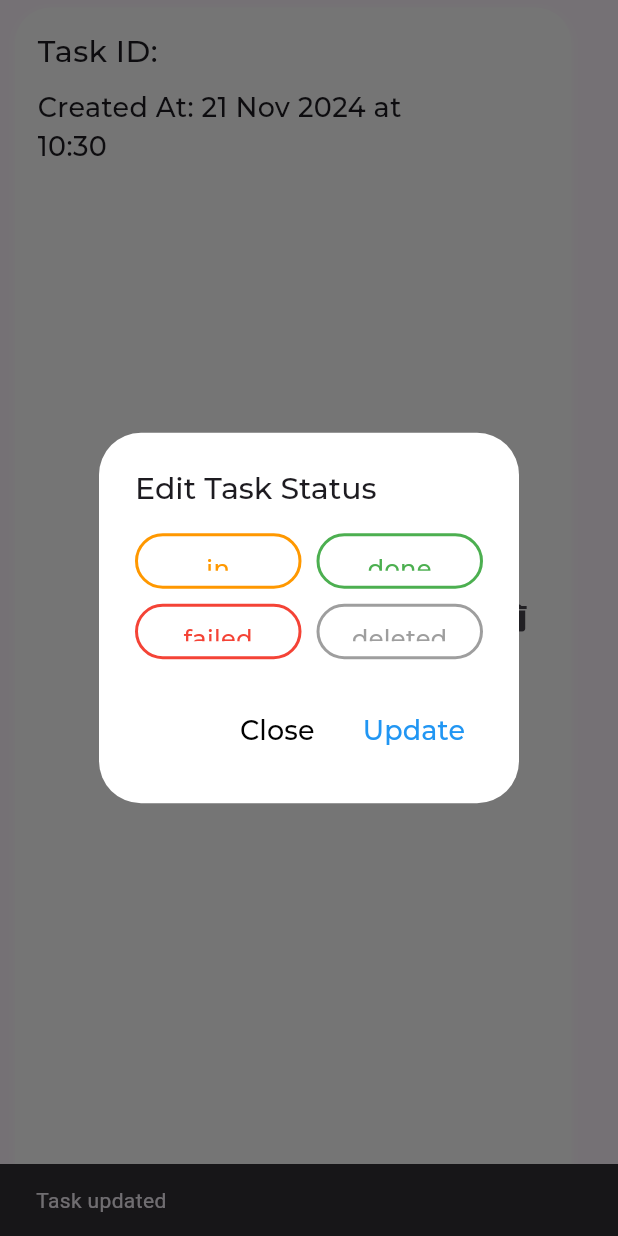
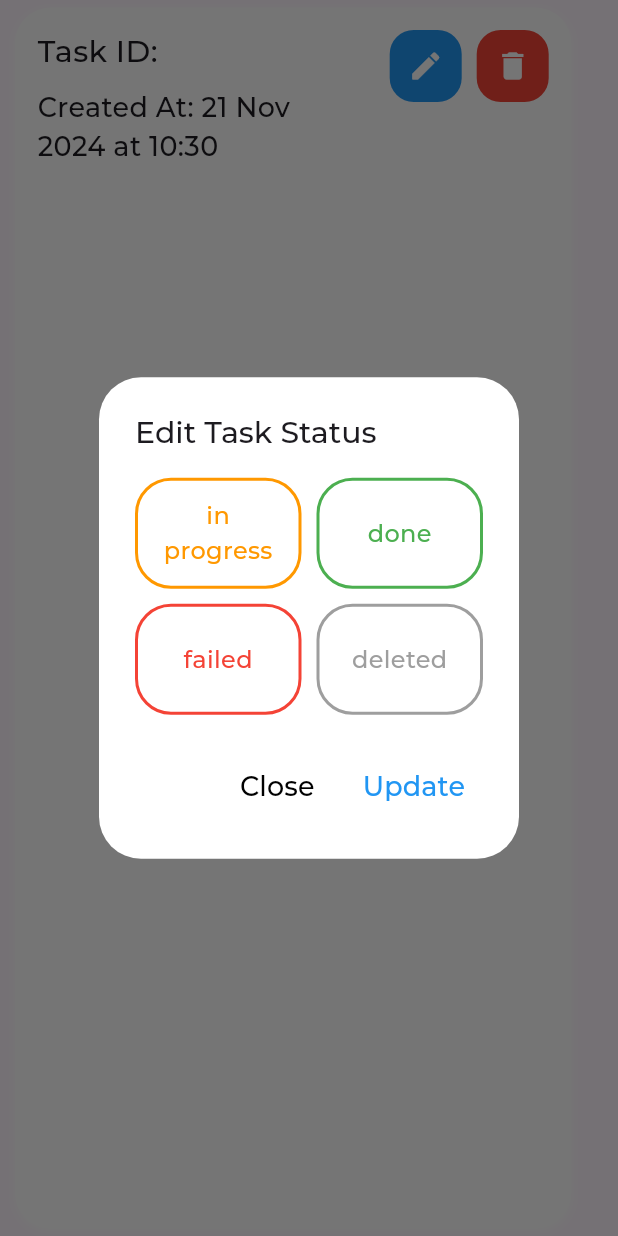
Before and after one commit to ramilsalihar/dynamic_ui, a Flutter app: the TaskCard widget shown alone on an empty page, opened directly with empty values, after a tap on the "mode edit outline" icon, on a phone screen of 412 x 824 dp. Run offline on Flutter 3.47's test engine with Material 3 defaults, Android fonts, the light colour scheme and no system bars; our stand-ins replace cloud_firestore, firebase_core, flutter_riverpod, get_it, google_fonts; accounts and stored records are empty.

Commit message:
icons update

```diff
--- a/lib/app.dart
+++ b/lib/app.dart
@@ -28,10 +28,12 @@ class AppState extends ConsumerState<App> {
       home: DefaultTabController(
         length: 2,
         child: Scaffold(
+          backgroundColor: backgroundColor,
           body: Column(
             children: [
               Container(
                 color: backgroundColor,
+                margin: const EdgeInsets.only(top: kToolbarHeight),
                 child: TabBar(
                   dividerColor: Colors.transparent,
                   indicatorColor: Colors.transparent,
--- a/lib/core/mixin/dialog_helper.dart
+++ b/lib/core/mixin/dialog_helper.dart
@@ -154,6 +154,9 @@ mixin DialogHelper {
               TextButton(
                 onPressed: () {
                   onEdit(controller.text);
+                  ScaffoldMessenger.of(context).showSnackBar(
+                    const SnackBar(content: Text('Task updated')),
+                  );
                   Navigator.pop(context);
                 },
                 child: Text(
--- a/lib/widgets/status_picker.dart
+++ b/lib/widgets/status_picker.dart
@@ -38,18 +38,19 @@ class _StatusPickerState extends ConsumerState<StatusPicker> {
     final statusOptions = ['in progress', 'done', 'failed', 'deleted'];
 
     return SizedBox(
-      width: size.width * 0.4,
+      width: size.width * 0.5,
       child: GridView.builder(
         shrinkWrap: true,
         gridDelegate: const SliverGridDelegateWithFixedCrossAxisCount(
           crossAxisCount: 2,
           crossAxisSpacing: 10,
           mainAxisSpacing: 10,
-          childAspectRatio: 3,
+          childAspectRatio: 1.5,
         ),
         itemCount: statusOptions.length,
         itemBuilder: (context, index) {
           final status = statusOptions[index];
+          print('status: $status');
           final isSelected = status == selectedStatus;
 
           return GestureDetector(
--- a/lib/widgets/task_card.dart
+++ b/lib/widgets/task_card.dart
@@ -50,9 +50,10 @@ class TaskCard extends ConsumerWidget with DialogHelper {
           padding: const EdgeInsets.all(15.0),
           child: Row(
             mainAxisAlignment: MainAxisAlignment.spaceBetween,
+            crossAxisAlignment: CrossAxisAlignment.start,
             children: [
               SizedBox(
-                width: size.width * 0.6,
+                width: size.width * 0.5,
                 child: Column(
                   crossAxisAlignment: CrossAxisAlignment.start,
                   children: [
@@ -94,9 +95,18 @@ class TaskCard extends ConsumerWidget with DialogHelper {
               ),
               Row(
                 mainAxisAlignment: MainAxisAlignment.end,
+                crossAxisAlignment: CrossAxisAlignment.start,
                 children: [
-                  IconButton(
-                    icon: const Icon(Icons.mode_edit_outline_rounded),
+                  Container(
+                    decoration: BoxDecoration(
+                      color: Colors.blue,
+                      borderRadius: BorderRadius.circular(16),
+                    ),
+                    child: IconButton(
+                      icon: const Icon(
+                        Icons.mode_edit_outline_rounded,
+                        color: Colors.white,
+                      ),
                       onPressed: () async {
                         showTaskEditDialog(
                           context,
@@ -109,20 +119,28 @@ class TaskCard extends ConsumerWidget with DialogHelper {
                             );
                           },
                         );
-                      ScaffoldMessenger.of(context).showSnackBar(
-                        const SnackBar(content: Text('Task updated')),
-                      );
                       },
                     ),
+                  ),
+                  const SizedBox(width: 10),
                   if (task.status != 'deleted')
-                    IconButton(
-                      icon: const Icon(Icons.delete),
+                    Container(
+                      decoration: BoxDecoration(
+                        color: Colors.red,
+                        borderRadius: BorderRadius.circular(16),
+                      ),
+                      child: IconButton(
+                        icon: const Icon(
+                          Icons.delete,
+                          color: Colors.white,
+                        ),
                         onPressed: () async {
                           await taskNotifier.deleteTask(task.taskId);
                           ScaffoldMessenger.of(context).showSnackBar(
                             const SnackBar(content: Text('Task deleted')),
                           );
                         },
+                      ),
                     ),
                 ],
               ),
--- a/pubspec.yaml
+++ b/pubspec.yaml
@@ -20,6 +20,7 @@ dependencies:
   flutter_riverpod: ^2.6.1
   get_it: ^8.0.2
   google_fonts: ^6.2.1
+  flutter_launcher_icons: ^0.14.1
 
 dev_dependencies:
   flutter_test:
```
Also changed, not shown: flutter_launcher_icons.yaml (added, +24 -0 lines), assets/app_icon.png (added), pubspec.lock, 37 other files. Lines whose indentation alone changed are shown as unchanged.
